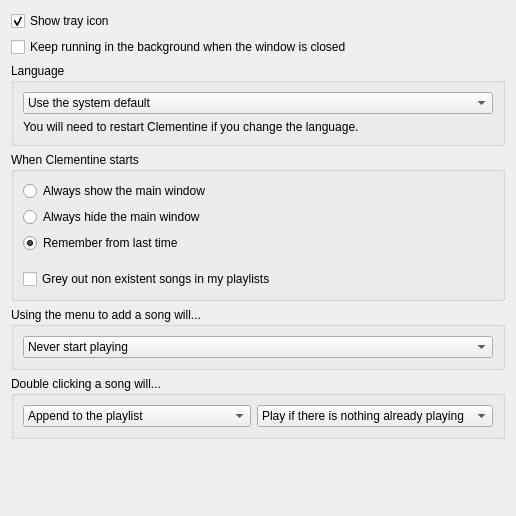
clementine-player/Clementine, file src/ui/behavioursettingspage.ui: the form before one commit.
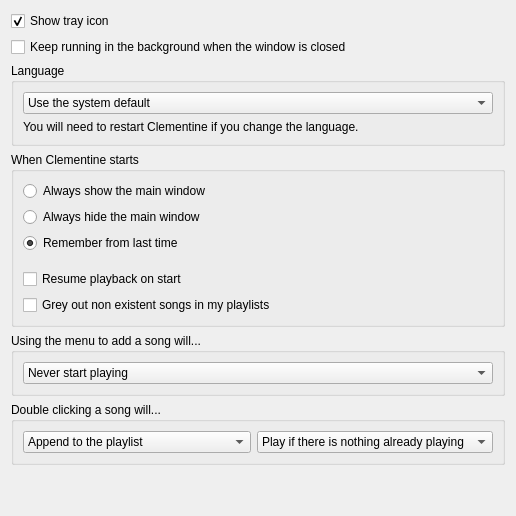
The form after the commit.

Commit message: Add an option to restart playback when starting. Fixes issue 359.

What changed in the file:
```diff
--- a/src/ui/behavioursettingspage.ui
+++ b/src/ui/behavioursettingspage.ui
@@ -102,6 +102,16 @@
         </property>
        </spacer>
       </item>
+      <item>
+       <widget class="QCheckBox" name="resume_after_start_">
+        <property name="text">
+         <string>Resume playback on start</string>
+        </property>
+        <property name="checked">
+         <bool>false</bool>
+        </property>
+       </widget>
+      </item>
       <item>
        <widget class="QCheckBox" name="b_grey_out_deleted_">
         <property name="text">
```
The commit also changes 3 other files.
